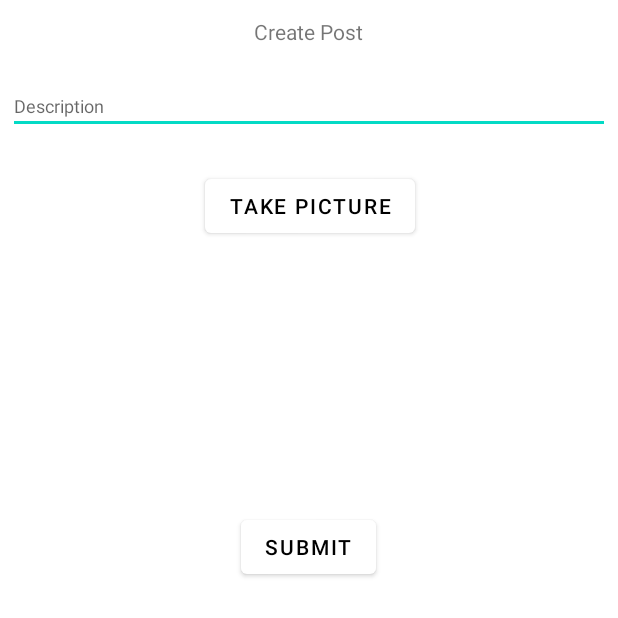
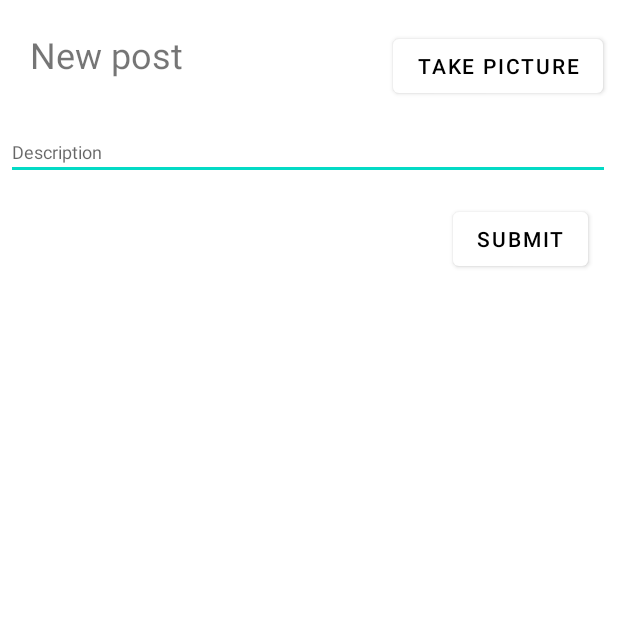
Before and after one commit to aarondls/week3-parstagram, an Android app: the CreatePostActivity screen opened directly, with no data from a screen before it, on a phone screen of 412 x 824 dp, the top half of it. Run offline under Robolectric (Android 15) with nearby library versions, the phone set to English and light mode, and no system bars; libraries missing offline, so code that uses them is left out: com.parse.

Commit message:
Fixed create post and post detail style to match ig theme

```diff
--- a/app/src/main/res/layout/activity_create_post.xml
+++ b/app/src/main/res/layout/activity_create_post.xml
@@ -13,10 +13,10 @@
         android:layout_height="wrap_content"
         android:layout_alignParentStart="true"
         android:layout_alignParentTop="true"
-        android:layout_centerHorizontal="true"
-        android:layout_marginStart="169dp"
-        android:layout_marginTop="11dp"
-        android:text="Create Post"
+        android:layout_marginStart="20dp"
+        android:layout_marginTop="20dp"
+        android:text="New post"
+        android:textSize="24dp"
         app:layout_constraintTop_toTopOf="parent"
         tools:layout_editor_absoluteX="164dp" />
 
@@ -24,11 +24,12 @@
         android:id="@+id/description_edittext"
         android:layout_width="361dp"
         android:layout_height="wrap_content"
-        android:layout_below="@+id/create_post_textview"
+        android:layout_below="@+id/post_image_imageview"
         android:layout_alignParentStart="true"
         android:layout_alignParentEnd="true"
-        android:layout_marginStart="5dp"
-        android:layout_marginTop="21dp"
+        android:layout_centerHorizontal="true"
+        android:layout_marginStart="4dp"
+        android:layout_marginTop="10dp"
         android:layout_marginEnd="5dp"
         android:ems="10"
         android:hint="Description"
@@ -39,30 +40,33 @@
         android:id="@+id/take_pic_button"
         android:layout_width="wrap_content"
         android:layout_height="wrap_content"
-        android:layout_below="@+id/description_edittext"
+        android:layout_alignParentTop="true"
         android:layout_alignParentEnd="true"
-        android:layout_centerHorizontal="true"
-        android:layout_marginTop="24dp"
-        android:layout_marginEnd="135dp"
+        android:layout_marginTop="20dp"
+        android:layout_marginEnd="10dp"
         android:text="Take Picture" />
 
     <Button
         android:id="@+id/submit_button"
         android:layout_width="wrap_content"
         android:layout_height="wrap_content"
-        android:layout_below="@+id/post_image_imageview"
-        android:layout_centerHorizontal="true"
-        android:layout_marginTop="49dp"
+        android:layout_below="@+id/description_edittext"
+        android:layout_alignParentEnd="true"
+        android:layout_marginTop="15dp"
+        android:layout_marginEnd="20dp"
         android:text="Submit" />
 
     <ImageView
         android:id="@+id/post_image_imageview"
-        android:layout_width="wrap_content"
-        android:layout_height="100dp"
-        android:layout_below="@+id/take_pic_button"
+        android:layout_width="fill_parent"
+        android:layout_height="wrap_content"
+        android:scaleType="fitCenter"
+        android:adjustViewBounds="true"
+        android:layout_below="@+id/create_post_textview"
+        android:layout_alignParentStart="true"
         android:layout_alignParentEnd="true"
-        android:layout_centerInParent="true"
-        android:layout_marginTop="30dp"
-        android:layout_marginEnd="139dp"
+        android:layout_marginStart="10dp"
+        android:layout_marginTop="20dp"
+        android:layout_marginEnd="10dp"
         tools:srcCompat="@tools:sample/avatars" />
 </RelativeLayout>
--- a/app/src/main/res/layout/activity_post_details.xml
+++ b/app/src/main/res/layout/activity_post_details.xml
@@ -21,15 +21,16 @@
 
     <ImageView
         android:id="@+id/detailed_post_image_image_view"
-        android:layout_width="match_parent"
-        android:layout_height="300dp"
+        android:layout_width="fill_parent"
+        android:layout_height="wrap_content"
+        android:scaleType="fitCenter"
+        android:adjustViewBounds="true"
         android:layout_below="@+id/detailed_username_text_view"
         android:layout_alignParentStart="true"
         android:layout_alignParentEnd="true"
         android:layout_marginStart="10dp"
         android:layout_marginTop="10dp"
         android:layout_marginEnd="10dp"
-        android:scaleType="centerCrop"
         tools:srcCompat="@tools:sample/avatars" />
 
     <TextView
--- a/app/src/main/res/layout/item_post.xml
+++ b/app/src/main/res/layout/item_post.xml
@@ -15,9 +15,10 @@
 
     <ImageView
         android:id="@+id/post_image_image_view"
-        android:layout_width="match_parent"
-        android:layout_height="300dp"
-        android:scaleType="centerCrop"
+        android:layout_width="fill_parent"
+        android:layout_height="wrap_content"
+        android:scaleType="fitCenter"
+        android:adjustViewBounds="true"
         tools:srcCompat="@tools:sample/avatars" />
 
     <TextView
```
